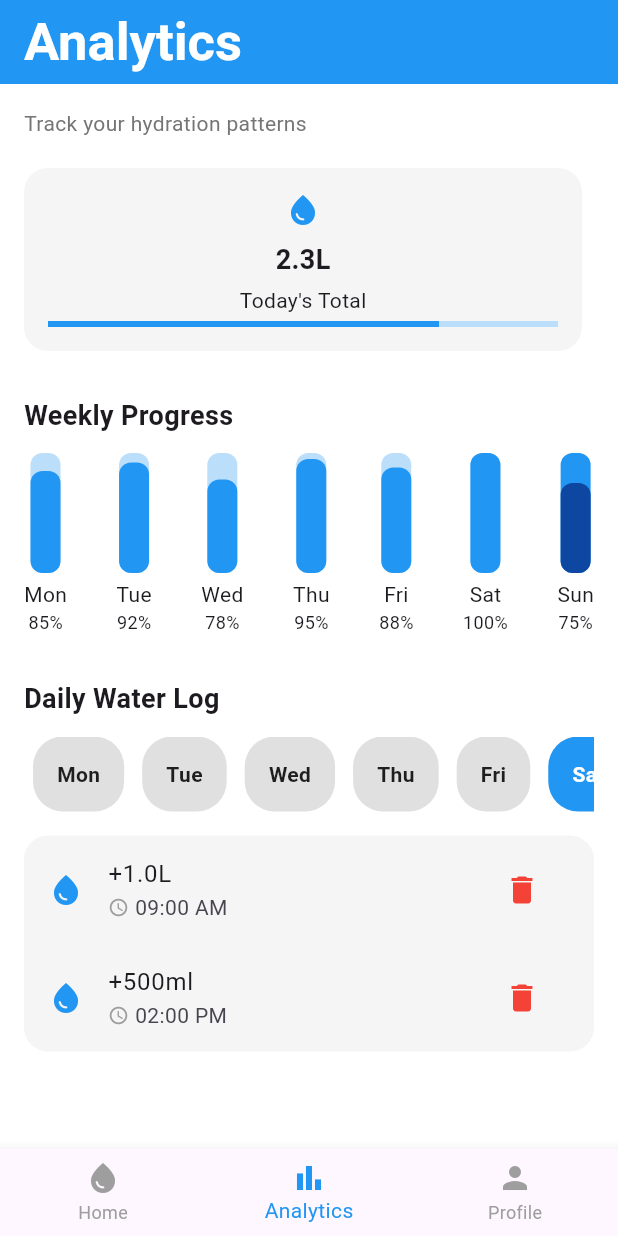
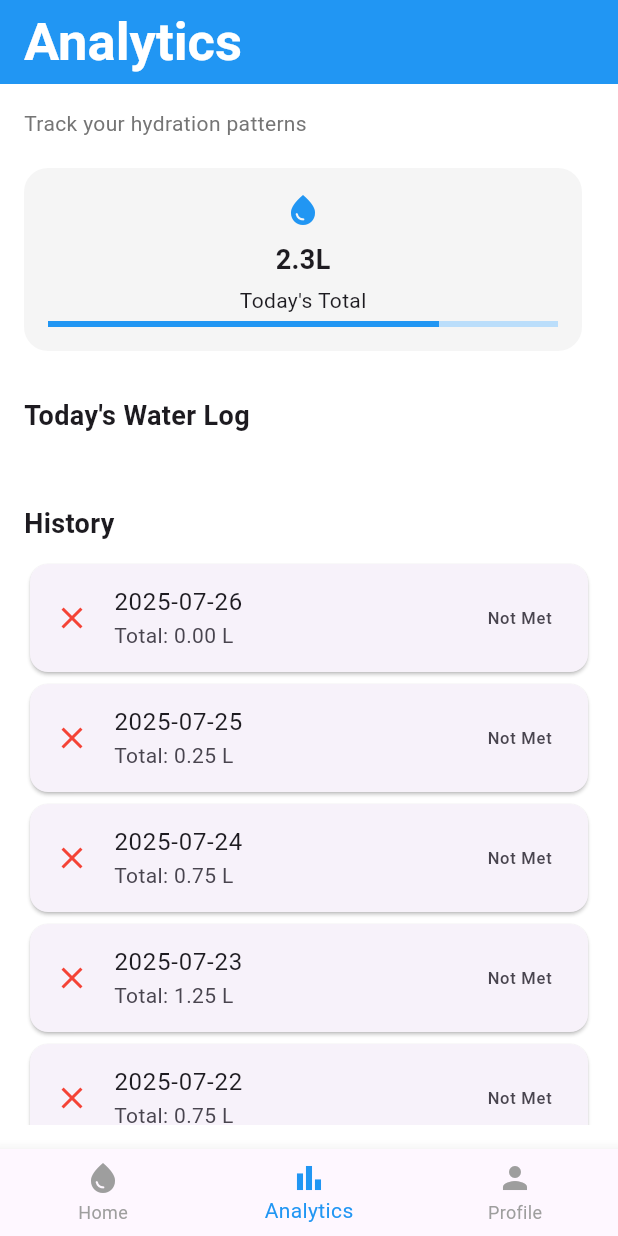
Before and after one commit to 2211844655/flutterprojact, a Flutter app: the screen it shows after launch, item 2 of the bottom bar chosen, on a phone screen of 412 x 824 dp. Run offline on Flutter 3.47's test engine with Material 3 defaults, Android fonts, the phone set to English and light mode, and no system bars; our stand-ins replace flutter_local_notifications, percent_indicator, permission_handler, timezone.

Commit message:
finish ui

```diff
--- a/lib/Profile.dart
+++ b/lib/Profile.dart
@@ -99,7 +99,7 @@ class _ProfileScreenState extends State<ProfileScreen> {
         notificationsEnabled = false;
       });
       ScaffoldMessenger.of(context).showSnackBar(
-        const SnackBar(content: Text('تم إيقاف التذكيرات')),
+        const SnackBar(content: Text('Notifications are disabled')),
       );
     } else {
       final duration = _getDurationFromInput();
@@ -109,11 +109,11 @@ class _ProfileScreenState extends State<ProfileScreen> {
           notificationsEnabled = true;
         });
         ScaffoldMessenger.of(context).showSnackBar(
-          SnackBar(content: Text('تم تفعيل التذكير كل $reminderIntervalValue ${_getDisplayUnit(reminderIntervalUnit)}')),
+          SnackBar(content: Text('Reminder activated $reminderIntervalValue ${_getDisplayUnit(reminderIntervalUnit)}')),
         );
       } else {
         ScaffoldMessenger.of(context).showSnackBar(
-          const SnackBar(content: Text('الرجاء إدخال مدة صالحة')),
+          const SnackBar(content: Text('Please enter a valid period')),
         );
       }
     }
@@ -299,8 +299,8 @@ class _ProfileScreenState extends State<ProfileScreen> {
                     ? Icons.notifications_off
                     : Icons.notifications_active),
                 label: Text(notificationsEnabled
-                    ? 'إيقاف التذكيرات'
-                    : 'تشغيل التذكيرات'),
+                    ? 'Stop notification'
+                    : 'Activate notifications'),
                 onPressed: _toggleNotifications,
               ),
             ),
--- a/lib/analytics_screen.dart
+++ b/lib/analytics_screen.dart
@@ -1,4 +1,5 @@
 import 'package:flutter/material.dart';
+import 'package:intl/intl.dart';
 
 class AnalyticsScreen extends StatefulWidget {
   @override
@@ -6,41 +7,32 @@ class AnalyticsScreen extends StatefulWidget {
 }
 
 class _AnalyticsScreenState extends State<AnalyticsScreen> {
-  double todayTotal = 2.3; // لازم تتغير لما تحذف سجل الميه
+  double todayTotal = 2.3;
   final double goal = 3.0;
-
-  final Map<String, double> weeklyData = {
-    'Mon': 0.85,
-    'Tue': 0.92,
-    'Wed': 0.78,
-    'Thu': 0.95,
-    'Fri': 0.88,
-    'Sat': 1.0,
-    'Sun': 0.75,
-  };
+  final int daysToShow = 14;
 
   final Map<String, List<Map<String, String>>> dailyLogs = {
-    'Mon': [
+    '2025-07-24': [
       {'amount': '+250ml', 'time': '08:00 AM'},
       {'amount': '+500ml', 'time': '12:00 PM'},
     ],
-    'Tue': [
+    '2025-07-25': [
       {'amount': '+250ml', 'time': '09:00 AM'},
     ],
-    'Wed': [
+    '2025-07-23': [
       {'amount': '+1.0L', 'time': '10:00 AM'},
       {'amount': '+250ml', 'time': '01:00 PM'},
     ],
-    'Thu': [
+    '2025-07-22': [
       {'amount': '+500ml', 'time': '07:00 AM'},
       {'amount': '+250ml', 'time': '10:00 AM'},
     ],
-    'Fri': [],
-    'Sat': [
+    '2025-07-20': [],
+    '2025-07-19': [
       {'amount': '+1.0L', 'time': '09:00 AM'},
       {'amount': '+500ml', 'time': '02:00 PM'},
     ],
-    'Sun': [
+    '2025-07-18': [
       {'amount': '+250ml', 'time': '11:00 AM'},
     ],
   };
@@ -51,49 +43,26 @@ class _AnalyticsScreenState extends State<AnalyticsScreen> {
   void initState() {
     super.initState();
     final now = DateTime.now();
-    selectedDay = _getDayLabel(now.weekday);
-  }
-
-  String _getDayLabel(int weekday) {
-    switch (weekday) {
-      case 1:
-        return 'Mon';
-      case 2:
-        return 'Tue';
-      case 3:
-        return 'Wed';
-      case 4:
-        return 'Thu';
-      case 5:
-        return 'Fri';
-      case 6:
-        return 'Sat';
-      case 7:
-      default:
-        return 'Sun';
-    }
+    selectedDay = DateFormat('yyyy-MM-dd').format(now);
   }
 
   void _removeLogEntry(int index) {
     setState(() {
       if (dailyLogs[selectedDay] != null && dailyLogs[selectedDay]!.isNotEmpty) {
-        // نقص الكمية من todayTotal حسب اللي حذفناه (نحوّل ml أو L لنوع double)
         String amountStr = dailyLogs[selectedDay]![index]['amount'] ?? '';
         double amountValue = _parseAmount(amountStr);
         todayTotal = (todayTotal - amountValue).clamp(0, double.infinity);
-
         dailyLogs[selectedDay]!.removeAt(index);
       }
     });
   }
 
   double _parseAmount(String amount) {
-    // متوقع شكل '+250ml' أو '+1.0L'
     try {
       String clean = amount.replaceAll('+', '').toLowerCase();
       if (clean.endsWith('ml')) {
         String numStr = clean.replaceAll('ml', '').trim();
-        return double.parse(numStr) / 1000.0; // نحول مللتر للتر
+        return double.parse(numStr) / 1000.0;
       } else if (clean.endsWith('l')) {
         String numStr = clean.replaceAll('l', '').trim();
         return double.parse(numStr);
@@ -102,10 +71,46 @@ class _AnalyticsScreenState extends State<AnalyticsScreen> {
     return 0;
   }
 
+  double _calculateTotal(String date) {
+    final logs = dailyLogs[date] ?? [];
+    return logs.fold(0.0, (sum, item) => sum + _parseAmount(item['amount']!));
+  }
+
+  void _showDayDetails(String date) {
+    final logs = dailyLogs[date] ?? [];
+    showDialog(
+      context: context,
+      builder: (context) => AlertDialog(
+        title: Text('$date Details'),
+        content: Column(
+          mainAxisSize: MainAxisSize.min,
+          children: logs.map((entry) => ListTile(
+            title: Text(entry['amount']!),
+            subtitle: Text(entry['time']!),
+          )).toList(),
+        ),
+        actions: [
+          TextButton(
+            onPressed: () => Navigator.pop(context),
+            child: Text('Close'),
+          )
+        ],
+      ),
+    );
+  }
+
+  List<String> _generateLastDates(int count) {
+    final now = DateTime.now();
+    return List.generate(count, (i) {
+      final date = now.subtract(Duration(days: i));
+      return DateFormat('yyyy-MM-dd').format(date);
+    });
+  }
+
   @override
   Widget build(BuildContext context) {
     double progress = (todayTotal / goal).clamp(0, 1);
-    final isToday = selectedDay == _getDayLabel(DateTime.now().weekday);
+    final isToday = selectedDay == DateFormat('yyyy-MM-dd').format(DateTime.now());
 
     return Scaffold(
       backgroundColor: Colors.white,
@@ -158,83 +163,8 @@ class _AnalyticsScreenState extends State<AnalyticsScreen> {
                 ],
               ),
               SizedBox(height: 30),
-              Text('Weekly Progress',
+              Text("Today's Water Log",
                   style: TextStyle(fontWeight: FontWeight.bold, fontSize: 18)),
-              SizedBox(height: 12),
-              Row(
-                mainAxisAlignment: MainAxisAlignment.spaceBetween,
-                children: weeklyData.entries.map((entry) {
-                  return Column(
-                    children: [
-                      Container(
-                        width: 20,
-                        height: 80,
-                        decoration: BoxDecoration(
-                          color: entry.key == 'Sun'
-                              ? Colors.blue
-                              : Colors.blue.shade100,
-                          borderRadius: BorderRadius.circular(8),
-                        ),
-                        child: Align(
-                          alignment: Alignment.bottomCenter,
-                          child: Container(
-                            height: 80 * entry.value,
-                            width: 20,
-                            decoration: BoxDecoration(
-                              color: entry.key == 'Sun'
-                                  ? Colors.blue.shade900
-                                  : Colors.blue,
-                              borderRadius: BorderRadius.circular(8),
-                            ),
-                          ),
-                        ),
-                      ),
-                      SizedBox(height: 4),
-                      Text(entry.key),
-                      Text('${(entry.value * 100).toStringAsFixed(0)}%',
-                          style: TextStyle(fontSize: 12))
-                    ],
-                  );
-                }).toList(),
-              ),
-              SizedBox(height: 30),
-              Text("Daily Water Log",
-                  style: TextStyle(fontWeight: FontWeight.bold, fontSize: 18)),
-              SizedBox(height: 12),
-              SizedBox(
-                height: 50,
-                child: ListView(
-                  scrollDirection: Axis.horizontal,
-                  children: dailyLogs.keys.map((day) {
-                    final isSelected = day == selectedDay;
-                    return GestureDetector(
-                      onTap: () {
-                        setState(() {
-                          selectedDay = day;
-                        });
-                      },
-                      child: Container(
-                        margin: EdgeInsets.symmetric(horizontal: 6),
-                        padding:
-                        EdgeInsets.symmetric(horizontal: 16, vertical: 10),
-                        decoration: BoxDecoration(
-                          color:
-                          isSelected ? Colors.blue : Colors.grey.shade300,
-                          borderRadius: BorderRadius.circular(20),
-                        ),
-                        child: Center(
-                          child: Text(day,
-                              style: TextStyle(
-                                color:
-                                isSelected ? Colors.white : Colors.black87,
-                                fontWeight: FontWeight.bold,
-                              )),
-                        ),
-                      ),
-                    );
-                  }).toList(),
-                ),
-              ),
               SizedBox(height: 16),
               Container(
                 decoration: BoxDecoration(
@@ -248,7 +178,6 @@ class _AnalyticsScreenState extends State<AnalyticsScreen> {
                       .map((entry) {
                     final index = entry.key;
                     final log = entry.value;
-
                     return ListTile(
                       leading: Icon(Icons.water_drop, color: Colors.blue),
                       title: Text(log['amount']!),
@@ -273,7 +202,23 @@ class _AnalyticsScreenState extends State<AnalyticsScreen> {
                 ),
               ),
               SizedBox(height: 30),
-              // Insights محيتهم حسب طلبك
+              Text("History",
+                  style: TextStyle(fontWeight: FontWeight.bold, fontSize: 18)),
+              SizedBox(height: 10),
+              ..._generateLastDates(daysToShow).map((date) {
+                double total = _calculateTotal(date);
+                bool reached = total >= goal;
+                return Card(
+                  child: ListTile(
+                    leading: Icon(reached ? Icons.check : Icons.close,
+                        color: reached ? Colors.green : Colors.red),
+                    title: Text(date),
+                    subtitle: Text('Total: ${total.toStringAsFixed(2)} L'),
+                    trailing: Text(reached ? 'Goal Met' : 'Not Met'),
+                    onTap: () => _showDayDetails(date),
+                  ),
+                );
+              }).toList(),
             ],
           ),
         ),
--- a/pubspec.yaml
+++ b/pubspec.yaml
@@ -41,9 +41,8 @@ dev_dependencies:
     sdk: flutter
   flutter_local_notifications: ^16.1.0
   permission_handler: ^11.0.1
-
   timezone: ^0.9.2
-
+  intl: ^0.18.1
   # The "flutter_lints" package below contains a set of recommended lints to
   # encourage good coding practices. The lint set provided by the package is
   # activated in the `analysis_options.yaml` file located at the root of your
```
Also changed, not shown: pubspec.lock.
